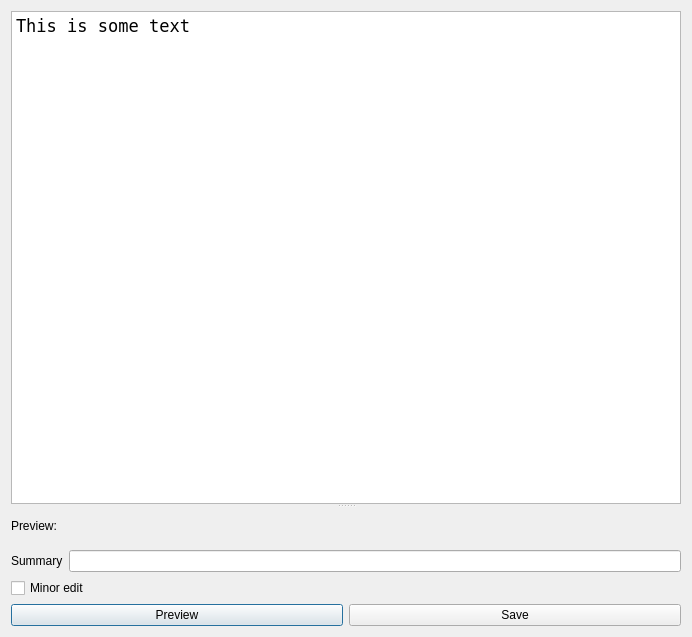
First picture: the form in src/huggle_ui/editform.ui, repository huggle/huggle3-qt-lx, before the edit.
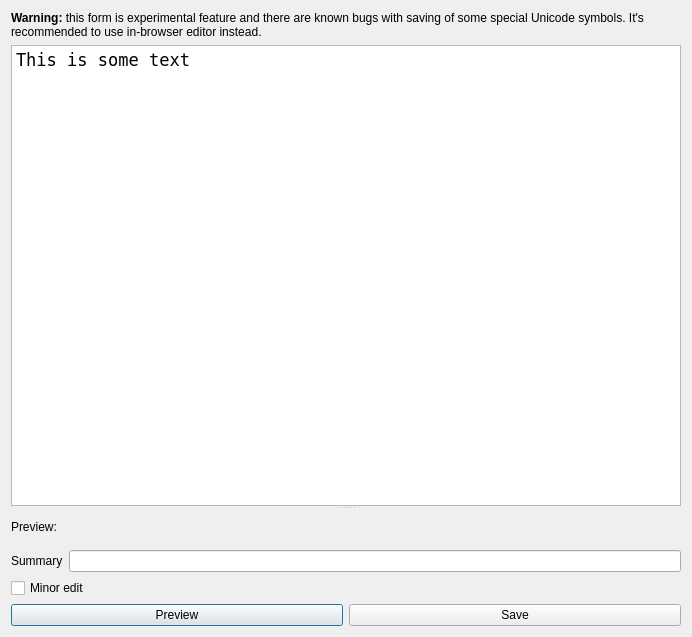
Second picture: the form after the edit. Icons and pictures are not drawn.

Commit message: implemented warning for T200637

```diff
--- a/src/huggle_ui/editform.ui
+++ b/src/huggle_ui/editform.ui
@@ -14,6 +14,25 @@
    <string>Dialog</string>
   </property>
   <layout class="QVBoxLayout" name="verticalLayout">
+   <item>
+    <widget class="QLabel" name="label_4">
+     <property name="sizePolicy">
+      <sizepolicy hsizetype="Expanding" vsizetype="Preferred">
+       <horstretch>0</horstretch>
+       <verstretch>0</verstretch>
+      </sizepolicy>
+     </property>
+     <property name="text">
+      <string>&lt;html&gt;&lt;head/&gt;&lt;body&gt;&lt;p&gt;&lt;img src=&quot;:/huggle/pictures/Resources/warning_icon_micro.png&quot;/&gt;&lt;span style=&quot; font-weight:600;&quot;&gt;Warning:&lt;/span&gt; this form is experimental feature and there are known bugs with saving of some special Unicode symbols. It's recommended to use in-browser editor instead.&lt;/p&gt;&lt;/body&gt;&lt;/html&gt;</string>
+     </property>
+     <property name="alignment">
+      <set>Qt::AlignLeading|Qt::AlignLeft|Qt::AlignTop</set>
+     </property>
+     <property name="wordWrap">
+      <bool>true</bool>
+     </property>
+    </widget>
+   </item>
    <item>
     <widget class="QSplitter" name="splitter">
      <property name="orientation">
@@ -42,7 +61,7 @@
        <bool>false</bool>
       </property>
      </widget>
-     <widget class="QWidget" name="">
+     <widget class="QWidget" name="layoutWidget">
       <layout class="QVBoxLayout" name="verticalLayout_2">
        <item>
         <widget class="QLabel" name="label_2">
```
